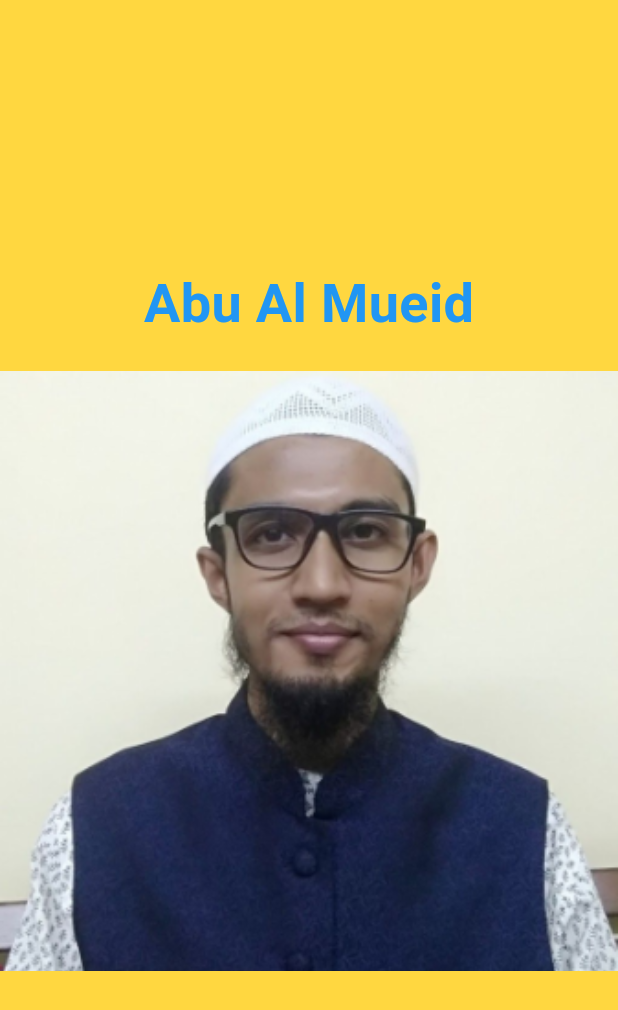
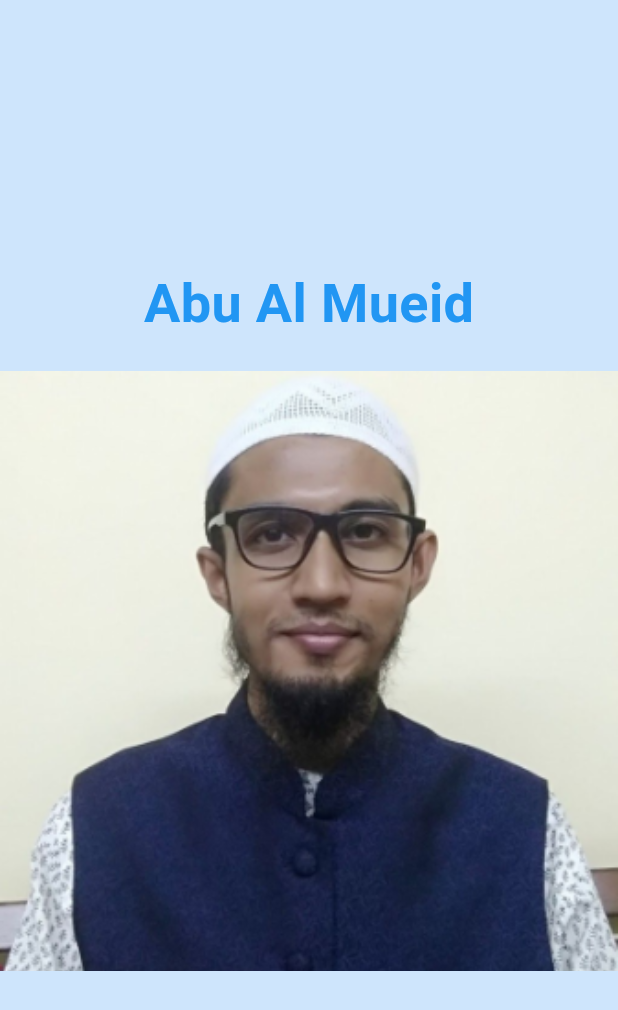
Before and after one commit to abualmueid/flutter-career-path, a Flutter app: the screen it shows after launch, on a phone screen of 412 x 824 dp. Shown: the top 1010 px of the screen. Run offline on Flutter 3.47's test engine with Material 3 defaults, Android fonts, the phone set to English and light mode, and no system bars.

Commit message:
Update file

```diff
--- a/assignment-1/my_first_app/lib/main.dart
+++ b/assignment-1/my_first_app/lib/main.dart
@@ -13,7 +13,7 @@ class MyFirstApp extends StatelessWidget {
     return MaterialApp(
       home: const HomePage(),
       theme: ThemeData(
-          scaffoldBackgroundColor: Colors.amberAccent
+          scaffoldBackgroundColor: Color.fromRGBO(206, 229, 252, 1)
       ),
     );
   }
```
